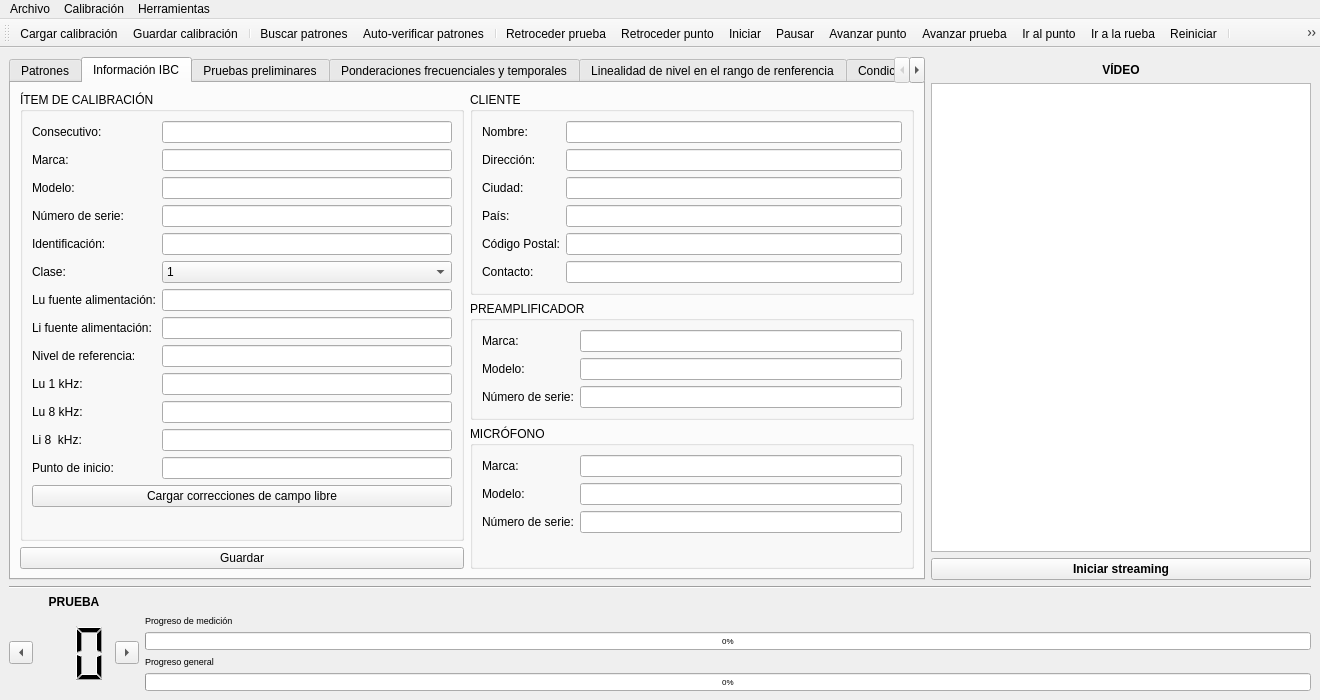
Qt form GUIs/SonometerCalibration.ui (jfBranch/unal-acoustic-metrology) before a commit.
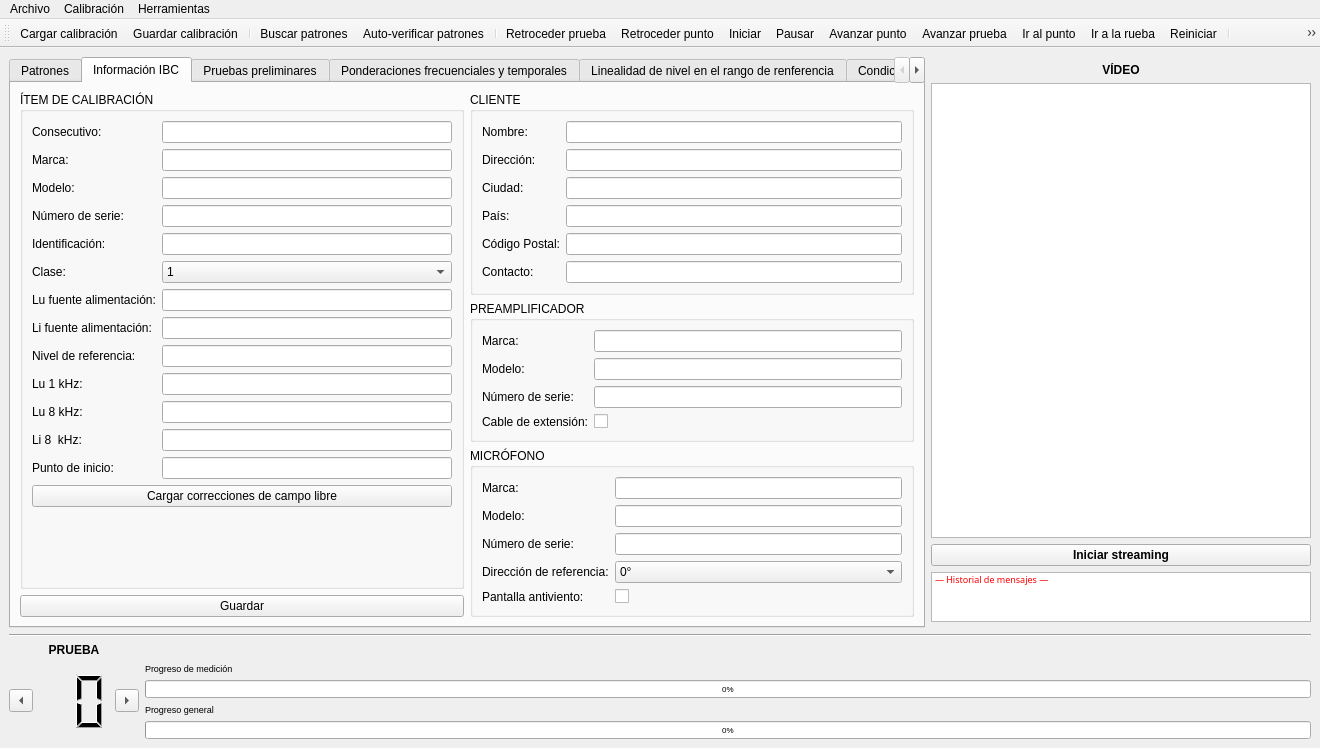
The same form after that commit. The open tabs and pages were chosen to show the change. Icons and pictures are not drawn.

Commit message:
Creation of database of free field corrections and logging system.
One CSV is created for each sonometer and its configuration.
Check and combo boxes are included on the GUI for future implementation of automatic loading of free field corrections depending on the information of the sonometer.
Implementation of a logging system on the GUI.

The edit to the form file:
```diff
--- a/GUIs/SonometerCalibration.ui
+++ b/GUIs/SonometerCalibration.ui
@@ -7,7 +7,7 @@
     <x>0</x>
     <y>0</y>
     <width>1320</width>
-    <height>700</height>
+    <height>701</height>
    </rect>
   </property>
   <property name="windowTitle">
@@ -61,7 +61,30 @@
       </property>
      </widget>
     </item>
-    <item row="7" column="0" colspan="2">
+    <item row="8" column="0" colspan="2">
+     <widget class="Line" name="line">
+      <property name="orientation">
+       <enum>Qt::Horizontal</enum>
+      </property>
+     </widget>
+    </item>
+    <item row="1" column="1">
+     <widget class="QLabel" name="videoLabel">
+      <property name="font">
+       <font>
+        <weight>75</weight>
+        <bold>true</bold>
+       </font>
+      </property>
+      <property name="text">
+       <string>VÍDEO</string>
+      </property>
+      <property name="alignment">
+       <set>Qt::AlignCenter</set>
+      </property>
+     </widget>
+    </item>
+    <item row="9" column="0" colspan="2">
      <layout class="QGridLayout" name="gridStatusLayout">
       <item row="1" column="1">
        <widget class="QLabel" name="testLabel">
@@ -175,43 +198,7 @@
       </item>
      </layout>
     </item>
-    <item row="3" column="1">
-     <widget class="QPushButton" name="streamingButton">
-      <property name="font">
-       <font>
-        <weight>75</weight>
-        <bold>true</bold>
-       </font>
-      </property>
-      <property name="text">
-       <string>Iniciar streaming</string>
-      </property>
-     </widget>
-    </item>
-    <item row="1" column="1">
-     <widget class="QLabel" name="videoLabel">
-      <property name="font">
-       <font>
-        <weight>75</weight>
-        <bold>true</bold>
-       </font>
-      </property>
-      <property name="text">
-       <string>VÍDEO</string>
-      </property>
-      <property name="alignment">
-       <set>Qt::AlignCenter</set>
-      </property>
-     </widget>
-    </item>
-    <item row="6" column="0" colspan="2">
-     <widget class="Line" name="line">
-      <property name="orientation">
-       <enum>Qt::Horizontal</enum>
-      </property>
-     </widget>
-    </item>
-    <item row="0" column="0" rowspan="4">
+    <item row="0" column="0" rowspan="6">
      <widget class="QTabWidget" name="parentTabWidget">
       <property name="minimumSize">
        <size>
@@ -628,6 +615,16 @@
            <item row="2" column="1">
             <widget class="QLineEdit" name="preampSerialLineEdit"/>
            </item>
+           <item row="3" column="0">
+            <widget class="QLabel" name="extCableLabel">
+             <property name="text">
+              <string>Cable de extensión:</string>
+             </property>
+            </widget>
+           </item>
+           <item row="3" column="1">
+            <widget class="QCheckBox" name="extCableCheckBox"/>
+           </item>
           </layout>
          </widget>
         </item>
@@ -951,6 +948,37 @@
            <item row="2" column="1">
             <widget class="QLineEdit" name="micSerialNumberLineEdit"/>
            </item>
+           <item row="3" column="0">
+            <widget class="QLabel" name="micRefDirectionLabel">
+             <property name="text">
+              <string>Dirección de referencia:</string>
+             </property>
+            </widget>
+           </item>
+           <item row="3" column="1">
+            <widget class="QComboBox" name="micRefDirectionComboBox">
+             <item>
+              <property name="text">
+               <string>0°</string>
+              </property>
+             </item>
+             <item>
+              <property name="text">
+               <string>90°</string>
+              </property>
+             </item>
+            </widget>
+           </item>
+           <item row="4" column="0">
+            <widget class="QLabel" name="micWindscreenLabel">
+             <property name="text">
+              <string>Pantalla antiviento:</string>
+             </property>
+            </widget>
+           </item>
+           <item row="4" column="1">
+            <widget class="QCheckBox" name="micWindscreenCheckBox"/>
+           </item>
           </layout>
          </widget>
         </item>
@@ -2120,6 +2148,58 @@
       </widget>
      </widget>
     </item>
+    <item row="4" column="1">
+     <widget class="QListWidget" name="loggingListWidget">
+      <property name="maximumSize">
+       <size>
+        <width>380</width>
+        <height>50</height>
+       </size>
+      </property>
+      <property name="font">
+       <font>
+        <family>JetBrains Mono</family>
+        <pointsize>7</pointsize>
+       </font>
+      </property>
+      <property name="frameShape">
+       <enum>QFrame::StyledPanel</enum>
+      </property>
+      <property name="frameShadow">
+       <enum>QFrame::Sunken</enum>
+      </property>
+      <property name="selectionMode">
+       <enum>QAbstractItemView::SingleSelection</enum>
+      </property>
+      <item>
+       <property name="text">
+        <string>— Historial de mensajes —</string>
+       </property>
+       <property name="foreground">
+        <brush brushstyle="SolidPattern">
+         <color alpha="255">
+          <red>255</red>
+          <green>0</green>
+          <blue>0</blue>
+         </color>
+        </brush>
+       </property>
+      </item>
+     </widget>
+    </item>
+    <item row="3" column="1">
+     <widget class="QPushButton" name="streamingButton">
+      <property name="font">
+       <font>
+        <weight>75</weight>
+        <bold>true</bold>
+       </font>
+      </property>
+      <property name="text">
+       <string>Iniciar streaming</string>
+      </property>
+     </widget>
+    </item>
    </layout>
   </widget>
   <widget class="QMenuBar" name="menubar">
```
Left out of the diff: 1 changed line with no effect on the pictures. The commit also changes 24 other files.
